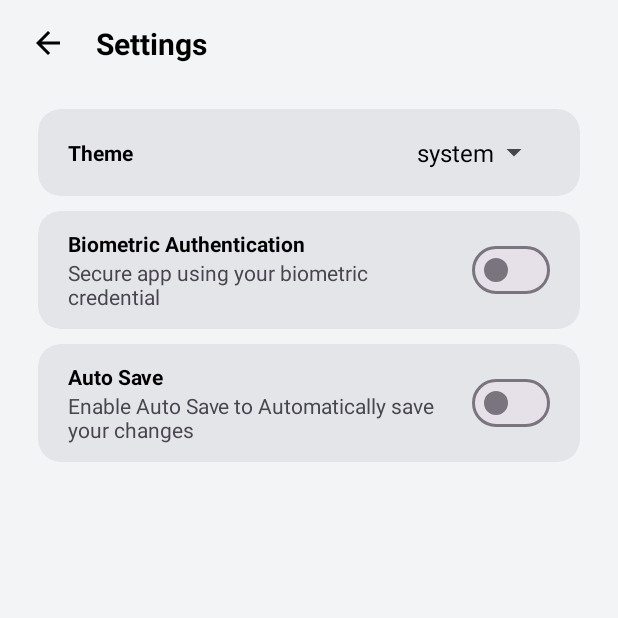
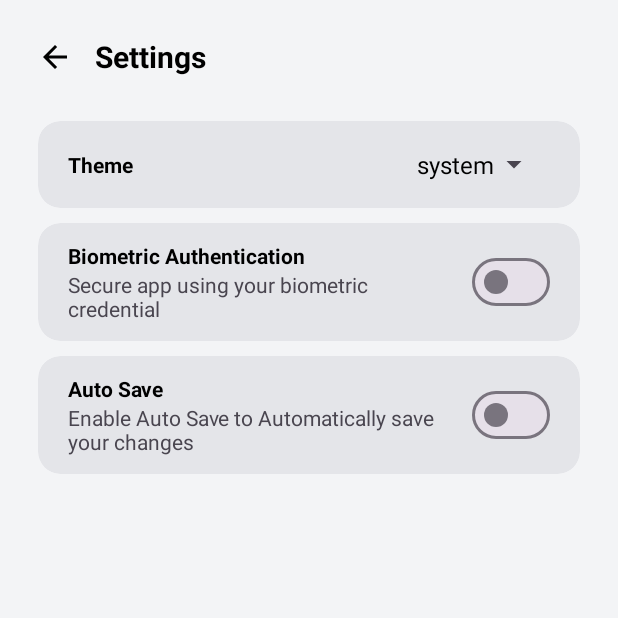
Before and after one commit to dhanushcodev/Notes-App, an Android app: the SettingsActivity screen opened directly, with no data from a screen before it, on a phone screen of 412 x 824 dp, the top half of it. Run offline under Robolectric (Android 15) with nearby library versions, the phone set to English and light mode, and no system bars; our stand-ins replace data binding.

Commit message:
added DI and ui tweaks

```diff
--- a/app/build.gradle.kts
+++ b/app/build.gradle.kts
@@ -4,6 +4,7 @@ plugins {
     id("kotlin-kapt")
     id("androidx.navigation.safeargs.kotlin")
     id("kotlin-parcelize")
+    id("dagger.hilt.android.plugin")
 //    id("com.google.devtools.ksp")
 }
 
@@ -65,6 +66,8 @@ dependencies {
     kapt(libs.androidx.room.compiler)
     implementation("androidx.biometric:biometric:1.1.0")
     implementation(kotlin("script-runtime"))
+    implementation("me.saket:better-link-movement-method:2.2.0")
 
-    implementation("me.saket:better-link-movement-method:2.2.0")
+    implementation ("com.google.dagger:hilt-android:2.52")
+    kapt ("com.google.dagger:hilt-compiler:2.52")
 }
--- a/app/src/main/java/com/minimal/notes/repository/NoteRepository.kt
+++ b/app/src/main/java/com/minimal/notes/repository/NoteRepository.kt
@@ -2,8 +2,9 @@ package com.minimal.notes.repository
 
 import com.minimal.notes.database.NoteDatabase
 import com.minimal.notes.model.Note
+import javax.inject.Inject
 
-class NoteRepository(private val db: NoteDatabase) {
+class NoteRepository @Inject constructor(private val db: NoteDatabase) {
 
     suspend fun insertNote(note: Note) = db.getNoteDao().insertNote(note)
     suspend fun updateNote(note: Note) = db.getNoteDao().updateNote(note)
--- a/app/src/main/java/com/minimal/notes/viewmodel/NoteViewModel.kt
+++ b/app/src/main/java/com/minimal/notes/viewmodel/NoteViewModel.kt
@@ -5,9 +5,12 @@ import androidx.lifecycle.AndroidViewModel
 import androidx.lifecycle.viewModelScope
 import com.minimal.notes.model.Note
 import com.minimal.notes.repository.NoteRepository
+import dagger.hilt.android.lifecycle.HiltViewModel
 import kotlinx.coroutines.launch
+import javax.inject.Inject
 
-class NoteViewModel(app:Application,private val noteRepository: NoteRepository):AndroidViewModel(app) {
+@HiltViewModel
+class NoteViewModel @Inject constructor(app:Application, private val noteRepository: NoteRepository):AndroidViewModel(app) {
 
     fun addNote(note: Note)=
         viewModelScope.launch {
--- a/app/src/main/res/layout/activity_settings.xml
+++ b/app/src/main/res/layout/activity_settings.xml
@@ -13,36 +13,48 @@
 
     <LinearLayout
         android:id="@+id/settings"
-        android:orientation="horizontal"
         android:layout_width="match_parent"
         android:layout_height="wrap_content"
-        android:gravity="center_vertical"
+        android:layout_marginTop="15dp"
+        android:orientation="horizontal"
+        app:layout_constraintEnd_toEndOf="parent"
+        app:layout_constraintStart_toStartOf="parent"
+        app:layout_constraintTop_toTopOf="parent"
         tools:ignore="MissingConstraints">
 
+        <androidx.cardview.widget.CardView
+            android:id="@+id/back"
+            android:layout_width="wrap_content"
+            android:layout_height="wrap_content"
+            android:layout_gravity="center_vertical"
+            android:layout_marginStart="15dp"
+            android:layout_marginTop="1dp"
+            android:layout_marginEnd="5dp"
+            android:layout_marginBottom="1dp"
+            android:backgroundTint="@android:color/transparent"
+            android:foreground="?attr/selectableItemBackground"
+            app:cardCornerRadius="15dp"
+            app:cardElevation="0dp"
+            app:layout_constraintStart_toStartOf="parent"
+            app:layout_constraintTop_toTopOf="parent">
 
             <androidx.appcompat.widget.AppCompatImageView
                 style="@style/iconStyle"
-                android:id="@+id/back"
                 android:layout_width="wrap_content"
                 android:layout_height="wrap_content"
-                android:paddingTop="15dp"
-                android:paddingLeft="20dp"
-                android:paddingRight="20dp"
-                android:paddingBottom="10dp"
-                app:srcCompat="@drawable/ic_back_black"
-                app:layout_constraintStart_toStartOf="parent"
-                app:layout_constraintTop_toTopOf="parent"/>
-
+                android:layout_gravity="center_vertical"
+                android:padding="9dp"
+                app:srcCompat="@drawable/ic_back_black" />
+        </androidx.cardview.widget.CardView>
 
         <TextView
             style="@style/textViewStyle"
             android:layout_width="wrap_content"
             android:layout_height="wrap_content"
+            android:layout_gravity="center_vertical"
             android:text="Settings"
             android:textSize="20sp"
             android:textStyle="bold"
-            android:paddingTop="15dp"
-            android:paddingBottom="10dp"
             app:layout_constraintEnd_toEndOf="parent"
             app:layout_constraintStart_toStartOf="parent"
             app:layout_constraintTop_toTopOf="parent"
--- a/build.gradle.kts
+++ b/build.gradle.kts
@@ -2,6 +2,7 @@
 buildscript {
     dependencies {
         classpath(libs.androidx.navigation.safe.args.gradle.plugin)
+        classpath("com.google.dagger:hilt-android-gradle-plugin:2.52")
     }
     repositories {
         google()
@@ -13,9 +14,4 @@ plugins {
     alias(libs.plugins.androidApplication) apply false
     alias(libs.plugins.jetbrainsKotlinAndroid) apply false
     kotlin("kapt") version "1.9.22"
-//    id("com.google.devtools.ksp") version "1.8.10-1.0.9" apply false
 }
-//repositories {
-//    google()
-//    mavenCentral()
-//}
```
Also changed, not shown: app/src/main/java/com/minimal/notes/MyApplication.kt (+10 -9 lines), app/src/main/java/com/minimal/notes/database/NoteDatabase.kt (+12 -12 lines), app/src/main/java/com/minimal/notes/di/AppModule.kt (added, +33 -0 lines), app/src/main/java/com/minimal/notes/ui/MainActivity.kt (+12 -9 lines), app/src/main/java/com/minimal/notes/viewmodel/NoteViewModelFactory.kt (deleted, +0 -13 lines), app/src/main/res/layout/activity_about.xml (+26 -12 lines), app/src/main/res/layout/fragment_new_note.xml (+30 -12 lines), app/src/main/res/layout/fragment_update_note.xml (+32 -11 lines), 4 other files.
